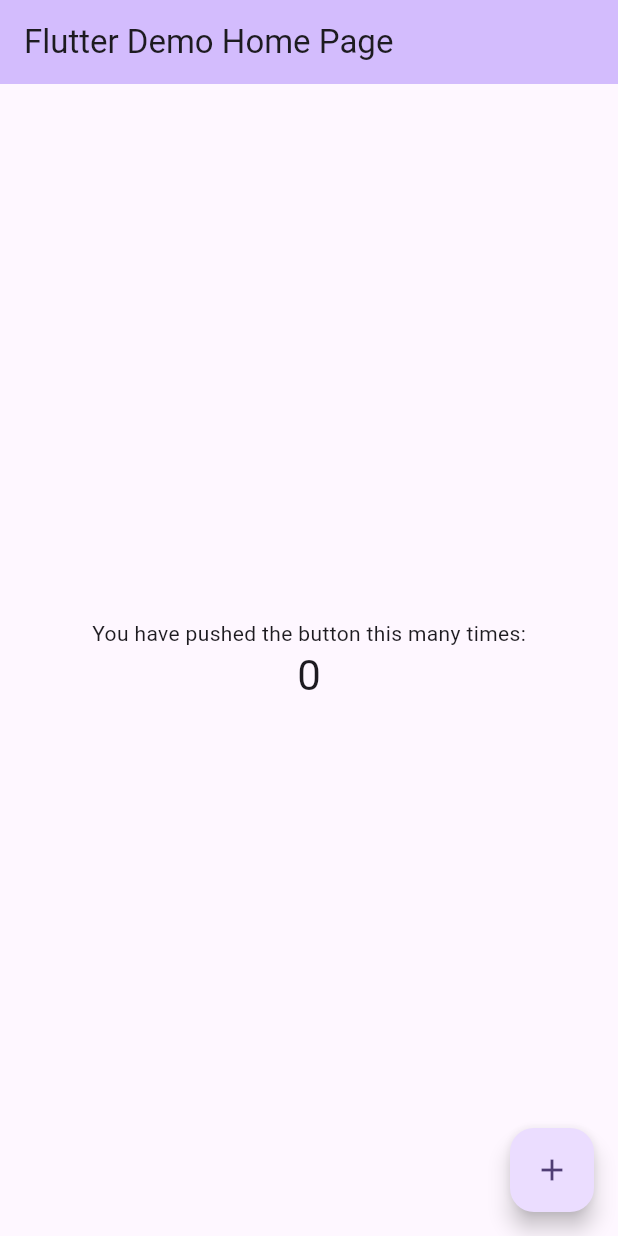
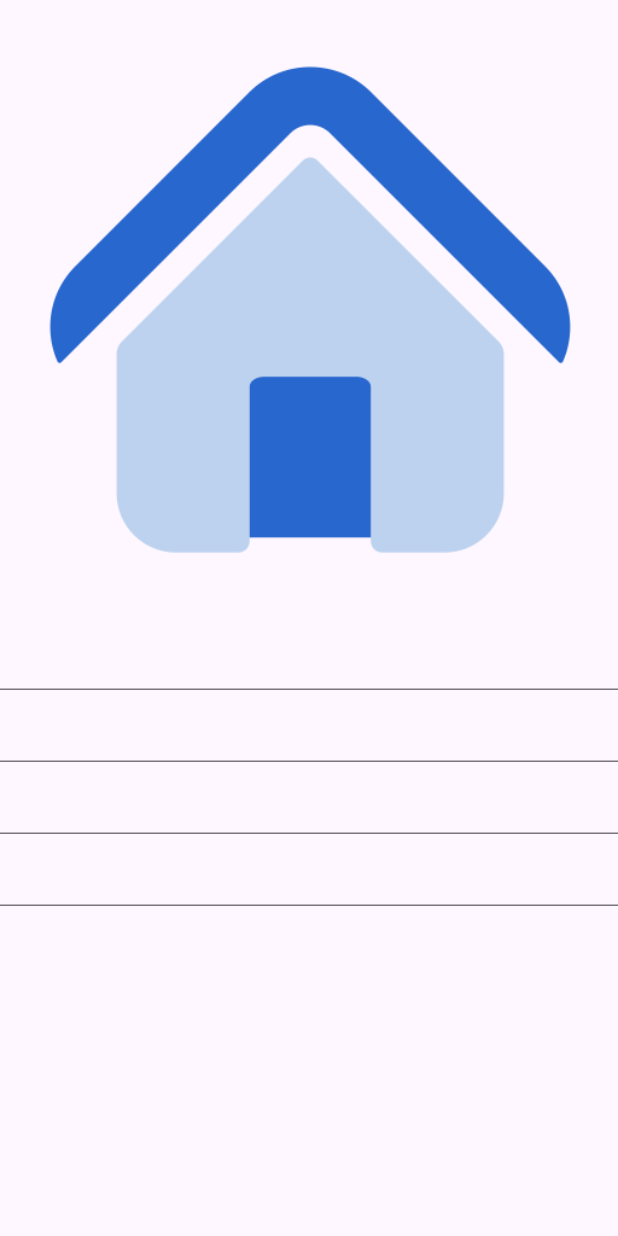
Before and after one commit to saaaaadc/groceryapp, a Flutter app: the screen it shows after launch, on a phone screen of 412 x 824 dp. Run offline on Flutter 3.47's test engine with Material 3 defaults, Android fonts, the phone set to English and light mode, and no system bars.

Commit message:
Working on homepage

```diff
--- a/lib/main.dart
+++ b/lib/main.dart
@@ -1,125 +1,43 @@
+import 'dart:async';
+
 import 'package:flutter/material.dart';
-
-void main() {
-  runApp(const MyApp());
+import 'package:groceryapp/register_screen.dart';
+import '';
+void main(){
+  runApp(MyApp());
 }
-
 class MyApp extends StatelessWidget {
   const MyApp({super.key});
 
-  // This widget is the root of your application.
   @override
   Widget build(BuildContext context) {
     return MaterialApp(
-      title: 'Fltter Demo',
-      theme: ThemeData(
-        // This is the theme of your application.
-        //
-        // TRY THIS: Try running your application with "flutter run". You'll see
-        // the application has a blue toolbar. Then, without quitting the app,
-        // try changing the seedColor in the colorScheme below to Colors.green
-        // and then invoke "hot reload" (save your changes or press the "hot
-        // reload" button in a Flutter-supported IDE, or press "r" if you used
-        // the command line to start the app).
-        //
-        // Notice that the counter didn't reset back to zero; the application
-        // state is not lost during the reload. To reset the state, use hot
-        // restart instead.
-        //
-        // This works for code too, not just values: Most code changes can be
-        // tested with just a hot reload.
-        colorScheme: ColorScheme.fromSeed(seedColor: Colors.deepPurple),
-        useMaterial3: true,
-      ),
-      home: const MyHomePage(title: 'Flutter Demo Home Page'),
+      debugShowCheckedModeBanner: false,
+      home: SplashScreen(),
     );
   }
 }
 
-class MyHomePage extends StatefulWidget {
-  const MyHomePage({super.key, required this.title});
-
-  // This widget is the home page of your application. It is stateful, meaning
-  // that it has a State object (defined below) that contains fields that affect
-  // how it looks.
-
-  // This class is the configuration for the state. It holds the values (in this
-  // case the title) provided by the parent (in this case the App widget) and
-  // used by the build method of the State. Fields in a Widget subclass are
-  // always marked "final".
-
-  final String title;
+class SplashScreen extends StatefulWidget {
+  const SplashScreen({super.key});
 
   @override
-  State<MyHomePage> createState() => _MyHomePageState();
+  State<SplashScreen> createState() => _SplashScreenState();
 }
 
-class _MyHomePageState extends State<MyHomePage> {
-  int _counter = 0;
-
-  void _incrementCounter() {
-    setState(() {
-      // This call to setState tells the Flutter framework that something has
-      // changed in this State, which causes it to rerun the build method below
-      // so that the display can reflect the updated values. If we changed
-      // _counter without calling setState(), then the build method would not be
-      // called again, and so nothing would appear to happen.
-      _counter++;
-    });
+class _SplashScreenState extends State<SplashScreen> {
+  @override
+  void initState() {
+    Timer(
+        Duration(
+          seconds: 3
+        ), () { Navigator.pushReplacement(context, MaterialPageRoute(builder: (context) => RegisterScreen()));});
+    super.initState();
   }
-
   @override
   Widget build(BuildContext context) {
-    // This method is rerun every time setState is called, for instance as done
-    // by the _incrementCounter method above.
-    //
-    // The Flutter framework has been optimized to make rerunning build methods
-    // fast, so that you can just rebuild anything that needs updating rather
-    // than having to individually change instances of widgets.
     return Scaffold(
-      appBar: AppBar(
-        // TRY THIS: Try changing the color here to a specific color (to
-        // Colors.amber, perhaps?) and trigger a hot reload to see the AppBar
-        // change color while the other colors stay the same.
-        backgroundColor: Theme.of(context).colorScheme.inversePrimary,
-        // Here we take the value from the MyHomePage object that was created by
-        // the App.build method, and use it to set our appbar title.
-        title: Text(widget.title),
-      ),
-      body: Center(
-        // Center is a layout widget. It takes a single child and positions it
-        // in the middle of the parent.
-        child: Column(
-          // Column is also a layout widget. It takes a list of children and
-          // arranges them vertically. By default, it sizes itself to fit its
-          // children horizontally, and tries to be as tall as its parent.
-          //
-          // Column has various properties to control how it sizes itself and
-          // how it positions its children. Here we use mainAxisAlignment to
-          // center the children vertically; the main axis here is the vertical
-          // axis because Columns are vertical (the cross axis would be
-          // horizontal).
-          //
-          // TRY THIS: Invoke "debug painting" (choose the "Toggle Debug Paint"
-          // action in the IDE, or press "p" in the console), to see the
-          // wireframe for each widget.
-          mainAxisAlignment: MainAxisAlignment.center,
-          children: <Widget>[
-            const Text(
-              'You have pushed the button this many times:',
-            ),
-            Text(
-              '$_counter',
-              style: Theme.of(context).textTheme.headlineMedium,
-            ),
-          ],
-        ),
-      ),
-      floatingActionButton: FloatingActionButton(
-        onPressed: _incrementCounter,
-        tooltip: 'Increment',
-        child: const Icon(Icons.add),
-      ), // This trailing comma makes auto-formatting nicer for build methods.
+      body: Center(child: Image.asset('images/home-page-161.png')),
     );
   }
 }
--- /dev/null
+++ b/lib/register_screen.dart
@@ -0,0 +1,22 @@
+import 'package:flutter/material.dart';
+class RegisterScreen extends StatelessWidget {
+  const RegisterScreen({super.key});
+
+  @override
+  Widget build(BuildContext context) {
+    return Scaffold(
+      body: Center(
+        child: Column(
+          children: [
+            Image(image: AssetImage("images/home-page-161.png")),
+            TextField(),
+            TextField(),
+            TextField(),
+            TextField()
+          ],
+
+        ),
+      ),
+    );
+  }
+}
--- a/pubspec.yaml
+++ b/pubspec.yaml
@@ -59,8 +59,8 @@ flutter:
   uses-material-design: true
 
   # To add assets to your application, add an assets section, like this:
-  # assets:
-  #   - images/a_dot_burr.jpeg
+  assets:
+   - images/home-page-161.png
   #   - images/a_dot_ham.jpeg
 
   # An image asset can refer to one or more resolution-specific "variants", see
```
Also changed, not shown: images/home-page-161.png (added).
